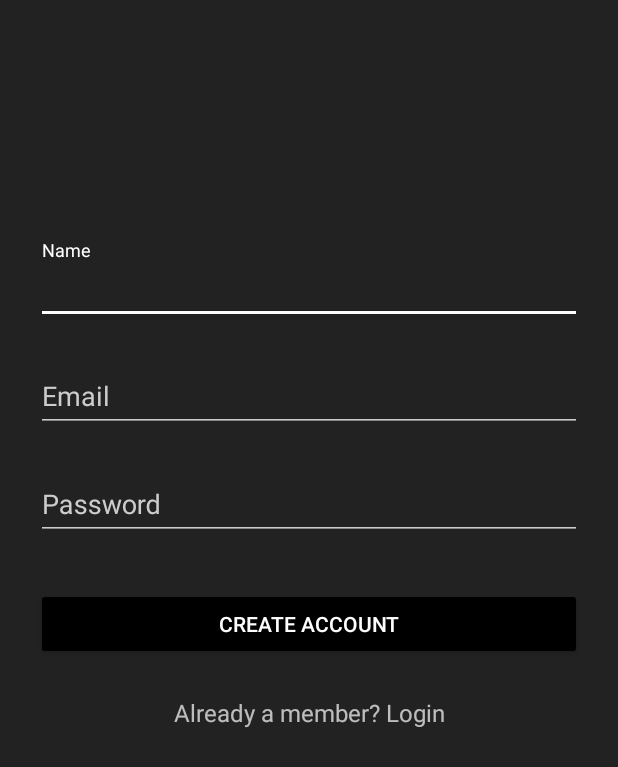
After one commit to aagarwal1012/Claim-It, an Android app: the SignupActivity screen opened directly, with no data from a screen before it, on a phone screen of 412 x 824 dp. The commit adds this screen. Shown: the top 767 px of the screen. Run offline under Robolectric (Android 15) with nearby library versions, the phone set to English and light mode, and no system bars.

Commit message:
implement basic login and registration layout page and logic

```diff
--- /dev/null
+++ b/ClaimItApp/app/src/main/java/com/iitr/mdg/claimit/SignupActivity.java
@@ -0,0 +1,127 @@
+package com.iitr.mdg.claimit;
+
+import android.app.ProgressDialog;
+import android.os.Bundle;
+import android.support.v7.app.AppCompatActivity;
+import android.util.Log;
+import android.view.View;
+import android.widget.Button;
+import android.widget.EditText;
+import android.widget.TextView;
+import android.widget.Toast;
+
+
+public class SignupActivity extends AppCompatActivity {
+    private static final String TAG = "SignupActivity";
+
+     EditText _emailText;
+     EditText _passwordText;
+     Button _signupButton;
+     TextView _loginLink;
+     EditText _nameText;
+
+    @Override
+    public void onCreate(Bundle savedInstanceState) {
+        super.onCreate(savedInstanceState);
+        setContentView(R.layout.activity_signup);
+
+        _nameText = findViewById(R.id.input_name);
+        _emailText = findViewById(R.id.input_email);
+        _passwordText = findViewById(R.id.input_password);
+        _signupButton = findViewById(R.id.btn_signup);
+        _loginLink = findViewById(R.id.link_login);
+
+        _signupButton.setOnClickListener(new View.OnClickListener() {
+            @Override
+            public void onClick(View v) {
+                signup();
+            }
+        });
+
+        _loginLink.setOnClickListener(new View.OnClickListener() {
+            @Override
+            public void onClick(View v) {
+                // Finish the registration screen and return to the Login activity
+                finish();
+            }
+        });
+    }
+
+    public void signup() {
+        Log.d(TAG, "Signup");
+
+        if (!validate()) {
+            onSignupFailed();
+            return;
+        }
+
+        _signupButton.setEnabled(false);
+
+        final ProgressDialog progressDialog = new ProgressDialog(SignupActivity.this,
+                R.style.AppTheme_Dark_Dialog);
+        progressDialog.setIndeterminate(true);
+        progressDialog.setMessage("Creating Account...");
+        progressDialog.show();
+
+        String name = _nameText.getText().toString();
+        String email = _emailText.getText().toString();
+        String password = _passwordText.getText().toString();
+
+        // TODO: Implement your own signup logic here.
+
+        new android.os.Handler().postDelayed(
+                new Runnable() {
+                    public void run() {
+                        // On complete call either onSignupSuccess or onSignupFailed
+                        // depending on success
+                        onSignupSuccess();
+                        // onSignupFailed();
+                        progressDialog.dismiss();
+                    }
+                }, 3000);
+    }
+
+
+    public void onSignupSuccess() {
+        _signupButton.setEnabled(true);
+        setResult(RESULT_OK, null);
+        finish();
+    }
+
+    public void onSignupFailed() {
+        Toast.makeText(getBaseContext(), "Login failed", Toast.LENGTH_LONG).show();
+
+        _signupButton.setEnabled(true);
+    }
+
+    public boolean validate() {
+        boolean valid = true;
+
+        String name = _nameText.getText().toString();
+        String email = _emailText.getText().toString();
+        String password = _passwordText.getText().toString();
+
+        if (name.isEmpty() || name.length() < 3) {
+            _nameText.setError("at least 3 characters");
+            valid = false;
+        } else {
+            _nameText.setError(null);
+        }
+
+        if (email.isEmpty() || !android.util.Patterns.EMAIL_ADDRESS.matcher(email).matches()) {
+            _emailText.setError("enter a valid email address");
+            valid = false;
+        } else {
+            _emailText.setError(null);
+        }
+
+        if (password.isEmpty() || password.length() < 4 || password.length() > 10) {
+            _passwordText.setError("between 4 and 10 alphanumeric characters");
+            valid = false;
+        } else {
+            _passwordText.setError(null);
+        }
+
+        return valid;
+    }
+}
--- /dev/null
+++ b/ClaimItApp/app/src/main/res/layout/activity_signup.xml
@@ -0,0 +1,78 @@
+<?xml version="1.0" encoding="utf-8"?>
+<ScrollView xmlns:android="http://schemas.android.com/apk/res/android"
+    android:layout_width="match_parent" android:layout_height="match_parent"
+    android:fitsSystemWindows="true">
+
+    <LinearLayout
+        android:orientation="vertical"
+        android:layout_width="match_parent"
+        android:layout_height="wrap_content"
+        android:paddingTop="56dp"
+        android:paddingLeft="24dp"
+        android:paddingRight="24dp">
+
+        <ImageView
+            android:layout_width="wrap_content"
+            android:layout_height="72dp"
+            android:layout_marginBottom="24dp"
+            android:layout_gravity="center_horizontal" />
+
+        <!--  Name Label -->
+        <android.support.design.widget.TextInputLayout
+            android:layout_width="match_parent"
+            android:layout_height="wrap_content"
+            android:layout_marginTop="8dp"
+            android:layout_marginBottom="8dp">
+            <EditText android:id="@+id/input_name"
+                android:layout_width="match_parent"
+                android:layout_height="wrap_content"
+                android:inputType="textCapWords"
+                android:hint="Name" />
+        </android.support.design.widget.TextInputLayout>
+
+        <!-- Email Label -->
+        <android.support.design.widget.TextInputLayout
+            android:layout_width="match_parent"
+            android:layout_height="wrap_content"
+            android:layout_marginTop="8dp"
+            android:layout_marginBottom="8dp">
+            <EditText android:id="@+id/input_email"
+                android:layout_width="match_parent"
+                android:layout_height="wrap_content"
+                android:inputType="textEmailAddress"
+                android:hint="Email" />
+        </android.support.design.widget.TextInputLayout>
+
+        <!-- Password Label -->
+        <android.support.design.widget.TextInputLayout
+            android:layout_width="match_parent"
+            android:layout_height="wrap_content"
+            android:layout_marginTop="8dp"
+            android:layout_marginBottom="8dp">
+            <EditText android:id="@+id/input_password"
+                android:layout_width="match_parent"
+                android:layout_height="wrap_content"
+                android:inputType="textPassword"
+                android:hint="Password"/>
+        </android.support.design.widget.TextInputLayout>
+
+        <!-- Signup Button -->
+        <android.support.v7.widget.AppCompatButton
+            android:id="@+id/btn_signup"
+            android:layout_width="fill_parent"
+            android:layout_height="wrap_content"
+            android:layout_marginTop="24dp"
+            android:layout_marginBottom="24dp"
+            android:padding="12dp"
+            android:text="Create Account"/>
+
+        <TextView android:id="@+id/link_login"
+            android:layout_width="fill_parent"
+            android:layout_height="wrap_content"
+            android:layout_marginBottom="24dp"
+            android:text="Already a member? Login"
+            android:gravity="center"
+            android:textSize="16dip"/>
+
+    </LinearLayout>
+</ScrollView>
--- a/ClaimItApp/app/src/main/res/values/colors.xml
+++ b/ClaimItApp/app/src/main/res/values/colors.xml
@@ -1,6 +1,17 @@
 <?xml version="1.0" encoding="utf-8"?>
 <resources>
-    <color name="colorPrimary">#008577</color>
-    <color name="colorPrimaryDark">#00574B</color>
-    <color name="colorAccent">#D81B60</color>
+    <color name="primary">#E43F3F</color>
+    <color name="primary_dark">#E12929</color>
+    <color name="primary_darker">#CC1D1D</color>
+    <color name="accent">#FFFFFF</color>
+
+    <color name="black">#000000</color>
+    <color name="jet">#222222</color>
+    <color name="oil">#333333</color>
+    <color name="monsoon">#777777</color>
+    <color name="jumbo">#888888</color>
+    <color name="aluminum">#999999</color>
+    <color name="base">#AAAAAA</color>
+    <color name="iron">#CCCCCC</color>
+    <color name="white">#FFFFFF</color>
 </resources>
--- a/ClaimItApp/app/src/main/res/values/styles.xml
+++ b/ClaimItApp/app/src/main/res/values/styles.xml
@@ -3,9 +3,28 @@
     <!-- Base application theme. -->
     <style name="AppTheme" parent="Theme.AppCompat.Light.DarkActionBar">
         <!-- Customize your theme here. -->
-        <item name="colorPrimary">@color/colorPrimary</item>
-        <item name="colorPrimaryDark">@color/colorPrimaryDark</item>
-        <item name="colorAccent">@color/colorAccent</item>
+    </style>
+
+    <style name="AppTheme.Dark" parent="Theme.AppCompat.NoActionBar">
+        <item name="colorPrimary">@color/jet</item>
+        <item name="colorPrimaryDark">@color/black</item>
+        <item name="colorAccent">@color/jet</item>
+
+        <item name="android:windowBackground">@color/jet</item>
+
+        <item name="colorControlNormal">@color/iron</item>
+        <item name="colorControlActivated">@color/white</item>
+        <item name="colorControlHighlight">@color/white</item>
+        <item name="android:textColorHint">@color/iron</item>
+
+        <item name="colorButtonNormal">@color/black</item>
+        <item name="android:colorButtonNormal">@color/black</item>
+    </style>
+
+    <style name="AppTheme.Dark.Dialog" parent="Theme.AppCompat.Dialog">
+        <item name="colorAccent">@color/white</item>
+        <item name="android:textColorPrimary">@color/iron</item>
+        <item name="android:background">@color/primary</item>
     </style>
 
 </resources>
--- a/ClaimItApp/build.gradle
+++ b/ClaimItApp/build.gradle
@@ -1,5 +1,4 @@
 // Top-level build file where you can add configuration options common to all sub-projects/modules.
-
 buildscript {
     repositories {
         google()
@@ -7,7 +6,8 @@ buildscript {
 
     }
     dependencies {
-        classpath 'com.android.tools.build:gradle:3.3.0'
+        classpath 'com.android.tools.build:gradle:3.3.1'
+      //  classpath 'com.jakewharton:butterknife-gradle-plugin:8.5.1'
 
         // NOTE: Do not place your application dependencies here; they belong
         // in the individual module build.gradle files
```
Also changed, not shown: ClaimItApp/app/build.gradle (+8 -1 lines), ClaimItApp/app/src/main/AndroidManifest.xml (+5 -2 lines), ClaimItApp/app/src/main/java/com/iitr/mdg/claimit/LoginActivity.java (added, +141 -0 lines), ClaimItApp/app/src/main/res/layout/activity_login.xml (added, +65 -0 lines).
